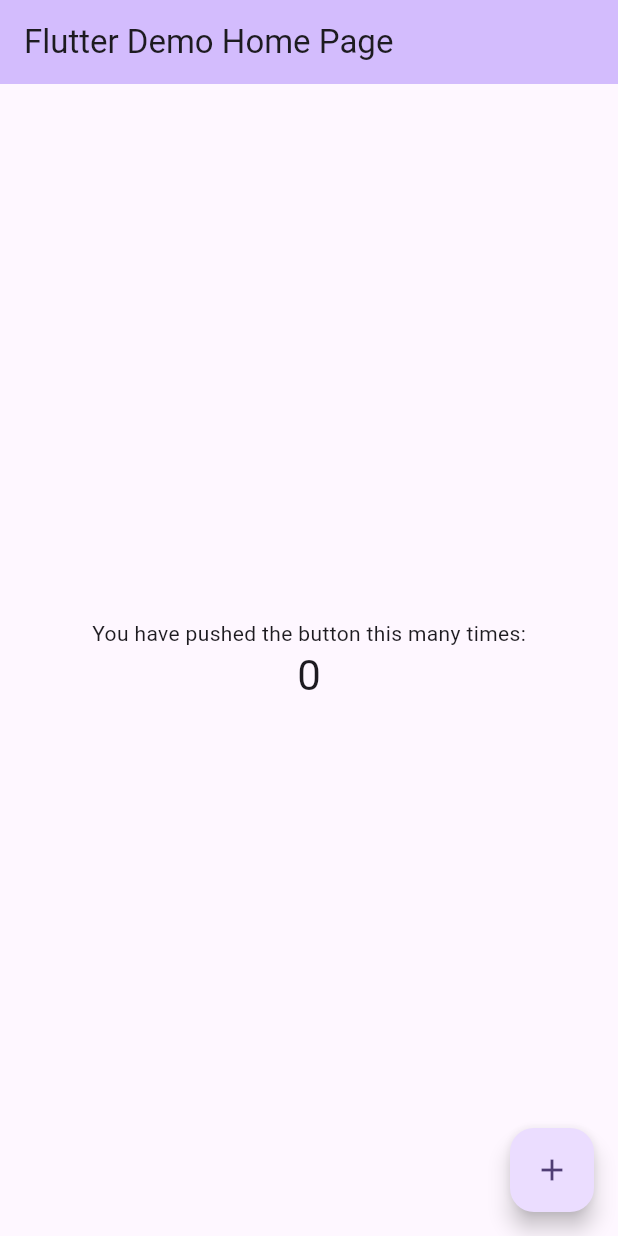
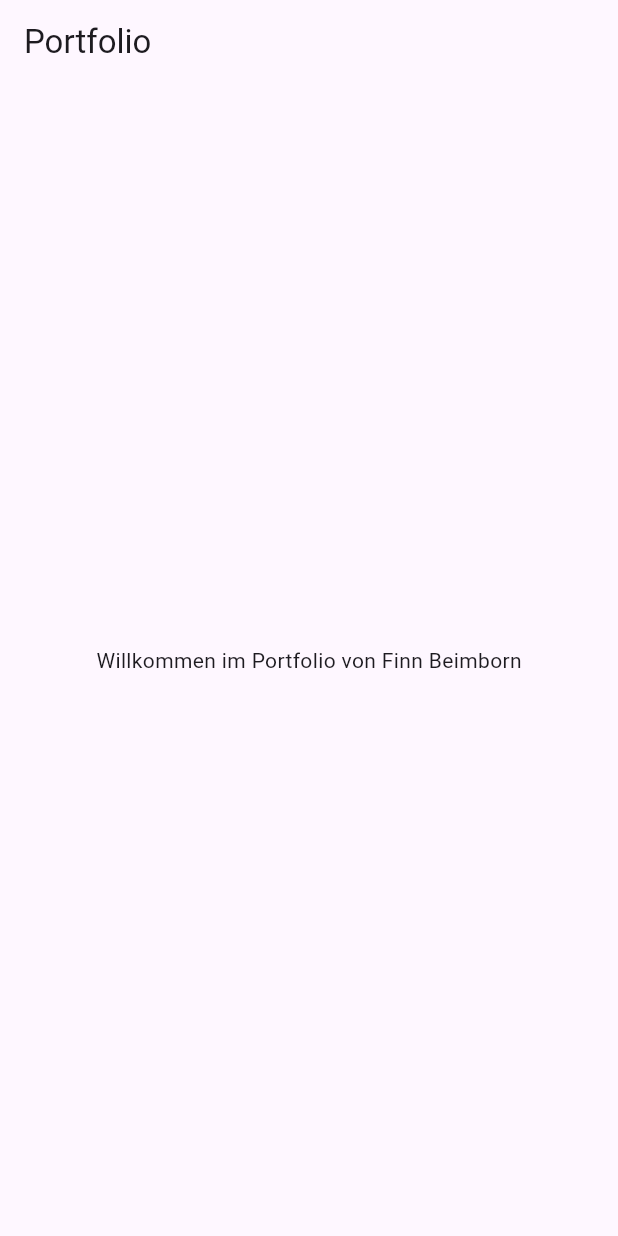
Before and after one commit to Finnbmb/portfolio_5448674, a Flutter app: the screen it shows after launch, on a phone screen of 412 x 824 dp. Run offline on Flutter 3.47's test engine with Material 3 defaults, Android fonts, the phone set to English and light mode, and no system bars.

Commit message:
text changes

```diff
--- a/lib/main.dart
+++ b/lib/main.dart
@@ -1,122 +1,23 @@
 import 'package:flutter/material.dart';
+import 'pages/home_page.dart';
 
 void main() {
-  runApp(const MyApp());
+  runApp(const PortfolioApp());
 }
 
-class MyApp extends StatelessWidget {
-  const MyApp({super.key});
+class PortfolioApp extends StatelessWidget {
+  const PortfolioApp({super.key});
 
-  // This widget is the root of your application.
   @override
   Widget build(BuildContext context) {
     return MaterialApp(
-      title: 'Flutter Demo',
+      title: 'Meine Portfolio-App',
       theme: ThemeData(
-        // This is the theme of your application.
-        //
-        // TRY THIS: Try running your application with "flutter run". You'll see
-        // the application has a purple toolbar. Then, without quitting the app,
-        // try changing the seedColor in the colorScheme below to Colors.green
-        // and then invoke "hot reload" (save your changes or press the "hot
-        // reload" button in a Flutter-supported IDE, or press "r" if you used
-        // the command line to start the app).
-        //
-        // Notice that the counter didn't reset back to zero; the application
-        // state is not lost during the reload. To reset the state, use hot
-        // restart instead.
-        //
-        // This works for code too, not just values: Most code changes can be
-        // tested with just a hot reload.
-        colorScheme: ColorScheme.fromSeed(seedColor: Colors.deepPurple),
+        primarySwatch: Colors.blue,
+        useMaterial3: true,
       ),
-      home: const MyHomePage(title: 'Flutter Demo Home Page'),
+      home: const HomePage(),
+      debugShowCheckedModeBanner: false,
     );
   }
 }
-
-class MyHomePage extends StatefulWidget {
-  const MyHomePage({super.key, required this.title});
-
-  // This widget is the home page of your application. It is stateful, meaning
-  // that it has a State object (defined below) that contains fields that affect
-  // how it looks.
-
-  // This class is the configuration for the state. It holds the values (in this
-  // case the title) provided by the parent (in this case the App widget) and
-  // used by the build method of the State. Fields in a Widget subclass are
-  // always marked "final".
-
-  final String title;
-
-  @override
-  State<MyHomePage> createState() => _MyHomePageState();
-}
-
-class _MyHomePageState extends State<MyHomePage> {
-  int _counter = 0;
-
-  void _incrementCounter() {
-    setState(() {
-      // This call to setState tells the Flutter framework that something has
-      // changed in this State, which causes it to rerun the build method below
-      // so that the display can reflect the updated values. If we changed
-      // _counter without calling setState(), then the build method would not be
-      // called again, and so nothing would appear to happen.
-      _counter++;
-    });
-  }
-
-  @override
-  Widget build(BuildContext context) {
-    // This method is rerun every time setState is called, for instance as done
-    // by the _incrementCounter method above.
-    //
-    // The Flutter framework has been optimized to make rerunning build methods
-    // fast, so that you can just rebuild anything that needs updating rather
-    // than having to individually change instances of widgets.
-    return Scaffold(
-      appBar: AppBar(
-        // TRY THIS: Try changing the color here to a specific color (to
-        // Colors.amber, perhaps?) and trigger a hot reload to see the AppBar
-        // change color while the other colors stay the same.
-        backgroundColor: Theme.of(context).colorScheme.inversePrimary,
-        // Here we take the value from the MyHomePage object that was created by
-        // the App.build method, and use it to set our appbar title.
-        title: Text(widget.title),
-      ),
-      body: Center(
-        // Center is a layout widget. It takes a single child and positions it
-        // in the middle of the parent.
-        child: Column(
-          // Column is also a layout widget. It takes a list of children and
-          // arranges them vertically. By default, it sizes itself to fit its
-          // children horizontally, and tries to be as tall as its parent.
-          //
-          // Column has various properties to control how it sizes itself and
-          // how it positions its children. Here we use mainAxisAlignment to
-          // center the children vertically; the main axis here is the vertical
-          // axis because Columns are vertical (the cross axis would be
-          // horizontal).
-          //
-          // TRY THIS: Invoke "debug painting" (choose the "Toggle Debug Paint"
-          // action in the IDE, or press "p" in the console), to see the
-          // wireframe for each widget.
-          mainAxisAlignment: MainAxisAlignment.center,
-          children: <Widget>[
-            const Text('You have pushed the button this many times:'),
-            Text(
-              '$_counter',
-              style: Theme.of(context).textTheme.headlineMedium,
-            ),
-          ],
-        ),
-      ),
-      floatingActionButton: FloatingActionButton(
-        onPressed: _incrementCounter,
-        tooltip: 'Increment',
-        child: const Icon(Icons.add),
-      ), // This trailing comma makes auto-formatting nicer for build methods.
-    );
-  }
-}
--- a/lib/pages/home_page.dart
+++ b/lib/pages/home_page.dart
@@ -0,0 +1,17 @@
+import 'package:flutter/material.dart';
+
+class HomePage extends StatelessWidget {
+  const HomePage({super.key});
+
+  @override
+  Widget build(BuildContext context) {
+    return Scaffold(
+      appBar: AppBar(
+        title: const Text('Portfolio'),
+      ),
+      body: const Center(
+        child: Text('Willkommen im Portfolio von Finn Beimborn'),
+      ),
+    );
+  }
+}
```
